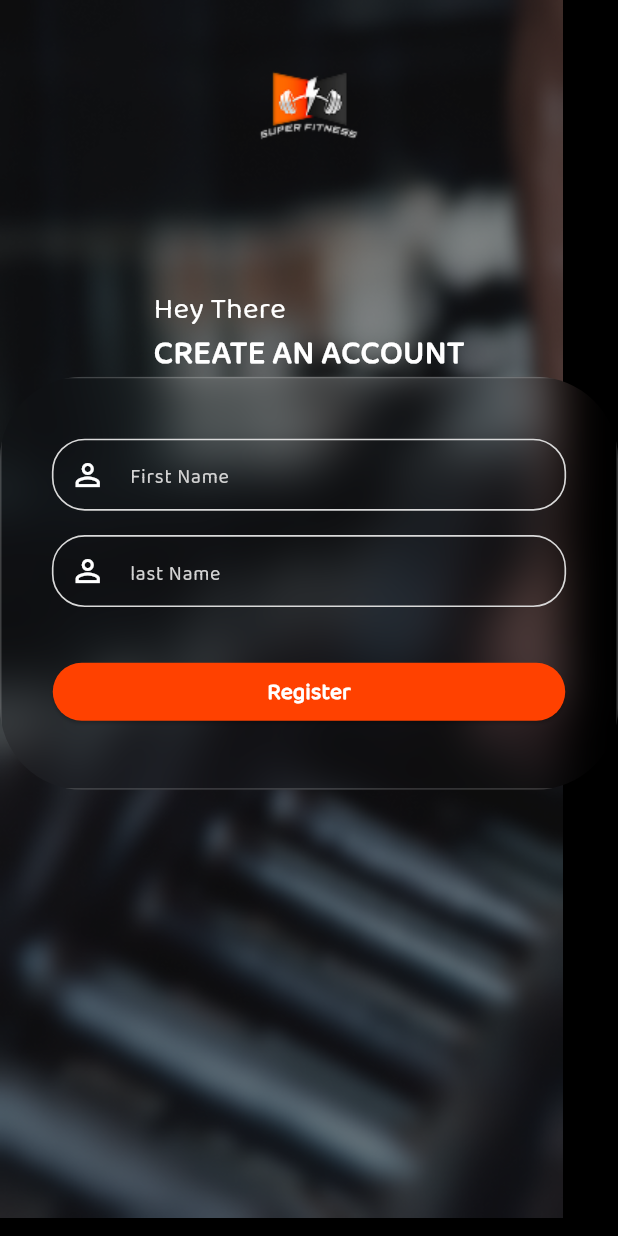
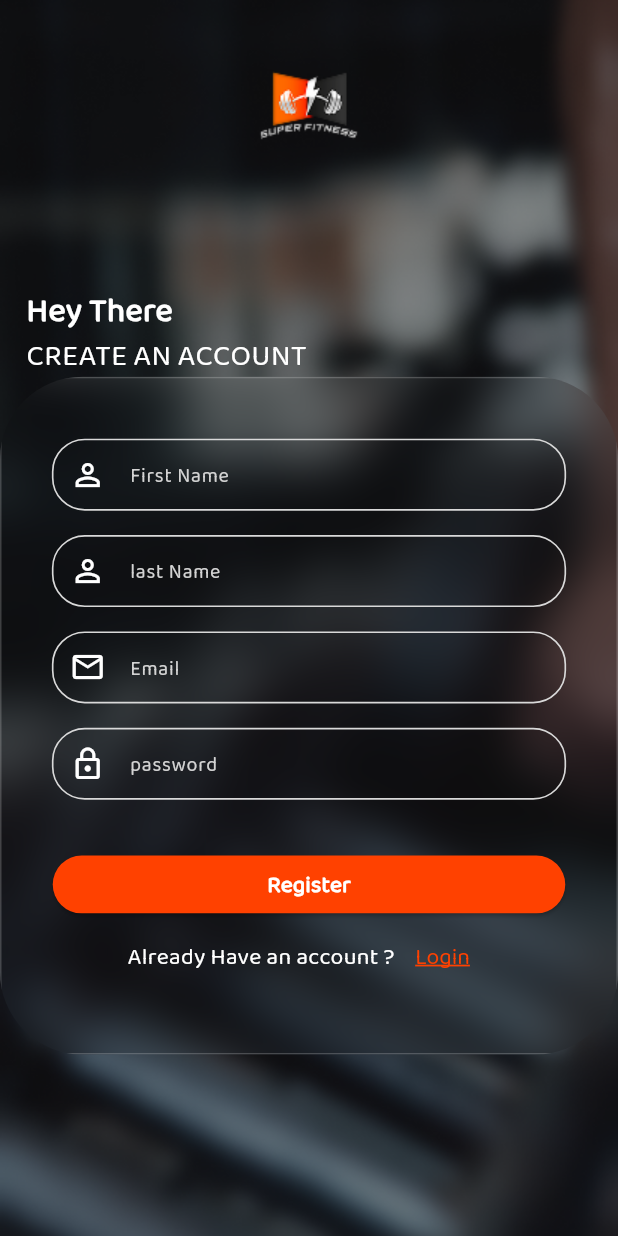
Before and after one commit to ElevateTeam2025/fitness_app, a Flutter app: the screen it shows after launch, on a phone screen of 412 x 824 dp. Run offline on Flutter 3.47's test engine with Material 3 defaults, Android fonts, the phone set to English and light mode, and no system bars; our stand-ins replace dio, equatable, flutter_bloc, flutter_dotenv, flutter_easyloading, get_it and 7 more; generated files the repository leaves out were written again.

Commit message:
finish first step from signup flow

```diff
--- a/lib/core/utils/theming.dart
+++ b/lib/core/utils/theming.dart
@@ -31,6 +31,11 @@ ThemeData theme() {
           borderRadius: BorderRadius.circular(screenWidth * 0.20),
         ),
       ),
+    ),
+    textSelectionTheme: TextSelectionThemeData(
+      cursorColor: AppColors.primaryColor,          // <-- your cursor color
+      selectionColor: AppColors.primaryColor.withOpacity(0.3),
+      selectionHandleColor: AppColors.primaryColor,
     ),
     inputDecorationTheme: InputDecorationTheme(
       floatingLabelBehavior: FloatingLabelBehavior.always,
--- a/lib/features/auth/sign_up/presentation/cubit/signup_view_model_cubit.dart
+++ b/lib/features/auth/sign_up/presentation/cubit/signup_view_model_cubit.dart
@@ -4,14 +4,19 @@ import 'package:flutter_bloc/flutter_bloc.dart';
 class SignupCubit extends Cubit<SignupState> {
   SignupCubit() : super(SignupState());
 
-  void updateName(String name) {
-    emit(state.copyWith(name: name));
+  void updateFirstName(String firstName) {
+    emit(state.copyWith(firstName: firstName));
   }
-
+  void updateLastName(String lastName) {
+    emit(state.copyWith(lastName: lastName));
+  }
   void updateEmail(String email) {
     emit(state.copyWith(email: email));
   }
 
+  void updatePassword(String password){
+    emit(state.copyWith(password: password));
+  }
   void selectGender(String gender) {
     emit(state.copyWith(gender: gender));
   }
@@ -28,7 +33,7 @@ class SignupCubit extends Cubit<SignupState> {
     emit(state.copyWith(weight: weight));
   }
 
-  void selectOption(String goal) {
+  void selectGoal(String goal) {
     emit(state.copyWith(selectedGoal: goal));
   }
 
@@ -37,6 +42,9 @@ class SignupCubit extends Cubit<SignupState> {
   }
 
   void nextStep() {
+    print("All Data");
+    print(state.firstName);
+    print(state.lastName);
     if (state.currentStep < 6) {
       emit(state.copyWith(currentStep: state.currentStep + 1));
     }
--- a/lib/features/auth/sign_up/presentation/cubit/signup_view_model_state.dart
+++ b/lib/features/auth/sign_up/presentation/cubit/signup_view_model_state.dart
@@ -1,6 +1,8 @@
 class SignupState {
-  final String name;
+  final String firstName;
+  final String lastName;
   final String email;
+  final String password;
   final String gender;
   final int age;
   final double height;
@@ -13,8 +15,10 @@ class SignupState {
   final String? error;
 
   SignupState({
-    this.name = '',
+    this.firstName = '',
+    this.lastName = '',
     this.email = '',
+    this.password = '',
     this.gender = '',
     this.age = 18,
     this.height = 150.0,
@@ -28,7 +32,9 @@ class SignupState {
   });
 
   SignupState copyWith({
-    String? name,
+    String? firstName,
+    String? lastName,
+    String? password,
     String? email,
     String? gender,
     int? age,
@@ -42,8 +48,10 @@ class SignupState {
     String? error,
   }) {
     return SignupState(
-      name: name ?? this.name,
+      firstName: firstName   ?? this.firstName,
+      lastName: lastName   ?? this.lastName,
       email: email ?? this.email,
+      password: password ?? this.password,
       gender: gender ?? this.gender,
       age: age ?? this.age,
       height: height ?? this.height,
--- a/lib/features/auth/sign_up/presentation/view/signup_flow.dart
+++ b/lib/features/auth/sign_up/presentation/view/signup_flow.dart
@@ -32,6 +32,7 @@ class _SignupFlowState extends State<SignupFlow> {
             final viewModel = context.read<SignupCubit>();
 
             return Scaffold(
+              resizeToAvoidBottomInset: false,
               body: BlocListener<SignupCubit, SignupState>(
                 listener: (context, state) {
                   if (_pageController.page?.round() != state.currentStep) {
@@ -44,8 +45,12 @@ class _SignupFlowState extends State<SignupFlow> {
                 },
                 child: Stack(
                   children: [
-                    Image.asset(ImageAssets.mainBackground),
-
+                    Positioned.fill(
+                      child: Image.asset(
+                        ImageAssets.mainBackground,
+                        fit: BoxFit.cover,
+                      ),
+                    ),
                     Padding(
                       padding: EdgeInsets.only(top: 46.HeightResponsive),
 
@@ -97,9 +102,9 @@ class _SignupFlowState extends State<SignupFlow> {
                             child: PageView(
                               controller: _pageController,
 
+                              physics: NeverScrollableScrollPhysics(),
                               children: [
-                                SignupBasicInfo(
-                                ),
+                                SignupBasicInfo(),
                                 SignupSelectGender(),
                                 SignupSelectAge(),
                                 SignupSelectHeight(),
--- /dev/null
+++ b/lib/features/auth/sign_up/presentation/view/widgets/build_page_title.dart
@@ -0,0 +1,40 @@
+import 'package:fitness_app/core/common/height_width_extention.dart';
+import 'package:flutter/material.dart';
+
+import '../../../../../../core/utils/text_styles.dart';
+
+class BuildPageTitle extends StatelessWidget {
+  const BuildPageTitle({super.key, required this.title, required this.subTitle});
+
+  final String title;
+  final String subTitle;
+  @override
+  Widget build(BuildContext context) {
+    return Padding(
+      padding: EdgeInsets.only(left: 16.WidthResponsive),
+      child: Row(
+        children: [
+          Column(
+            crossAxisAlignment: CrossAxisAlignment.start,
+            children: [
+              Text(
+                title,
+                style: AppTextStyles.BalooThambi2_800_20.copyWith(
+                  color: Colors.white,
+                ),
+              ),
+
+              Text(
+                subTitle,
+                style: AppTextStyles.BalooThambi2_400_18.copyWith(
+                  color: Colors.white,
+                ),
+              ),
+            ],
+          ),
+        ],
+      ),
+    );
+  }
+
+}
--- a/lib/features/auth/sign_up/presentation/view/widgets/signup_basic_info.dart
+++ b/lib/features/auth/sign_up/presentation/view/widgets/signup_basic_info.dart
@@ -6,6 +6,7 @@ import 'package:flutter_bloc/flutter_bloc.dart';
 
 import '../../../../../../core/utils/text_styles.dart';
 import '../../cubit/signup_view_model_cubit.dart';
+import 'build_page_title.dart';
 
 class SignupBasicInfo extends StatelessWidget {
   const SignupBasicInfo({super.key});
@@ -13,26 +14,13 @@ class SignupBasicInfo extends StatelessWidget {
   @override
   Widget build(BuildContext context) {
     final cubit = context.read<SignupCubit>();
-    return Column(
+    return SingleChildScrollView(
+      padding: EdgeInsets.only(
+        bottom: MediaQuery.of(context).viewInsets.bottom
+      ),
+      child: Column(
         children: [
-        Column(
-          crossAxisAlignment: CrossAxisAlignment.start,
-          children: [
-            Text(
-              'Hey There',
-              style: AppTextStyles.BalooThambi2_400_18.copyWith(
-                color: Colors.white,
-              ),
-            ),
-
-            Text(
-              'CREATE AN ACCOUNT',
-              style: AppTextStyles.BalooThambi2_800_20.copyWith(
-                color: Colors.white,
-              ),
-            ),
-          ],
-        ),
+          BuildPageTitle(title: "Hey There",subTitle: "CREATE AN ACCOUNT",),
           CustomContainerWidget(
             body: [
               Padding(
@@ -41,32 +29,105 @@ class SignupBasicInfo extends StatelessWidget {
                   mainAxisAlignment: MainAxisAlignment.center,
                   children: [
                     TextField(
-                    onChanged: (value) => cubit.updateName(value),
+                      onChanged: (value) => cubit.updateFirstName(value),
                       decoration: InputDecoration(
-                      prefixIcon: Icon(Icons.person_outline_sharp,color: AppColors.whiteColor,),
-                      hintText: "First Name"
+                        prefixIcon: Icon(
+                          Icons.person_outline_sharp,
+                          color: AppColors.whiteColor,
+                        ),
+                        hintText: "First Name",
+                      ),
+                      style: AppTextStyles.BalooThambi2_400_14.copyWith(
+                        color: AppColors.whiteColor,
                       ),
                     ),
                     SizedBox(height: 16.HeightResponsive),
                     TextField(
+                      onChanged: (value) => cubit.updateLastName(value),
+                      decoration: InputDecoration(
+                        hintText: "last Name ",
+                        prefixIcon: Icon(
+                          Icons.person_outline_sharp,
+                          color: AppColors.whiteColor,
+                        ),
+                      ),
+                      style: AppTextStyles.BalooThambi2_400_14.copyWith(
+                        color: AppColors.whiteColor,
+                      ),
+                    ),
+                    SizedBox(height: 16.HeightResponsive),
+
+                    TextField(
                       onChanged: (value) => cubit.updateEmail(value),
                       decoration: InputDecoration(
-                      hintText: "last Name ",
-                      prefixIcon: Icon(Icons.person_outline_sharp,color: AppColors.whiteColor,),
+                        hintText: "Email ",
+                        prefixIcon: Icon(
+                          Icons.email_outlined,
+                          color: AppColors.whiteColor,
+                        ),
+                      ),
+                      style: AppTextStyles.BalooThambi2_400_14.copyWith(
+                        color: AppColors.whiteColor,
+                      ),
+                    ),
+                    SizedBox(height: 16.HeightResponsive),
+
+                    TextField(
+                      obscureText:true ,
+                      onChanged: (value) => cubit.updatePassword(value),
+                      decoration: InputDecoration(
+                        hintText: "password",
+                        prefixIcon: Icon(
+                          Icons.lock_outline,
+                          color: AppColors.whiteColor,
+                        ),
+                      ),
+                      style: AppTextStyles.BalooThambi2_400_14.copyWith(
+                        color: AppColors.whiteColor,
                       ),
                     ),
                     SizedBox(height: 32.HeightResponsive),
                     ElevatedButton(
-
                       onPressed: () => cubit.nextStep(),
-                    child: Text('Register',style: AppTextStyles.BalooThambi2_800_14.copyWith(color: AppColors.whiteColor),),
+                      child: Text(
+                        'Register',
+                        style: AppTextStyles.BalooThambi2_800_14.copyWith(
+                          color: AppColors.whiteColor,
                         ),
+                      ),
+                    ),
+                    _aleadyHaveAccount()
                   ],
                 ),
               ),
             ],
           ),
         ],
+      ),
+    );
+  }
+
+
+
+  Widget _aleadyHaveAccount(){
+    return  Row(
+      mainAxisAlignment: MainAxisAlignment.center,
+      children: [
+        Text("Already Have an account ?", style: AppTextStyles.BalooThambi2_400_14.copyWith(color: AppColors.whiteColor)),
+        TextButton(
+          onPressed: () {
+          },
+          child: Text(
+            "Login",
+            style: AppTextStyles.BalooThambi2_400_14.copyWith(
+              color: AppColors.primaryColor,
+              decoration: TextDecoration.underline,
+              decorationColor: AppColors.primaryColor,
+              decorationThickness: 1.5,
+            ),
+          ),
+        ),
+      ],
     );
   }
 }
--- a/lib/features/auth/sign_up/presentation/view/widgets/signup_select_gender.dart
+++ b/lib/features/auth/sign_up/presentation/view/widgets/signup_select_gender.dart
@@ -1,10 +1,17 @@
 import 'package:flutter/material.dart';
+
+import 'build_page_title.dart';
 
 class SignupSelectGender extends StatelessWidget {
   const SignupSelectGender({super.key});
 
   @override
   Widget build(BuildContext context) {
-    return const Placeholder();
+    return Column(
+
+      children: [
+        BuildPageTitle(title: "TELL US ABOUT YOURSELF",subTitle: "We need to know your gender",)
+      ],
+    );
   }
 }
```
Lines whose indentation alone changed are shown as unchanged.
